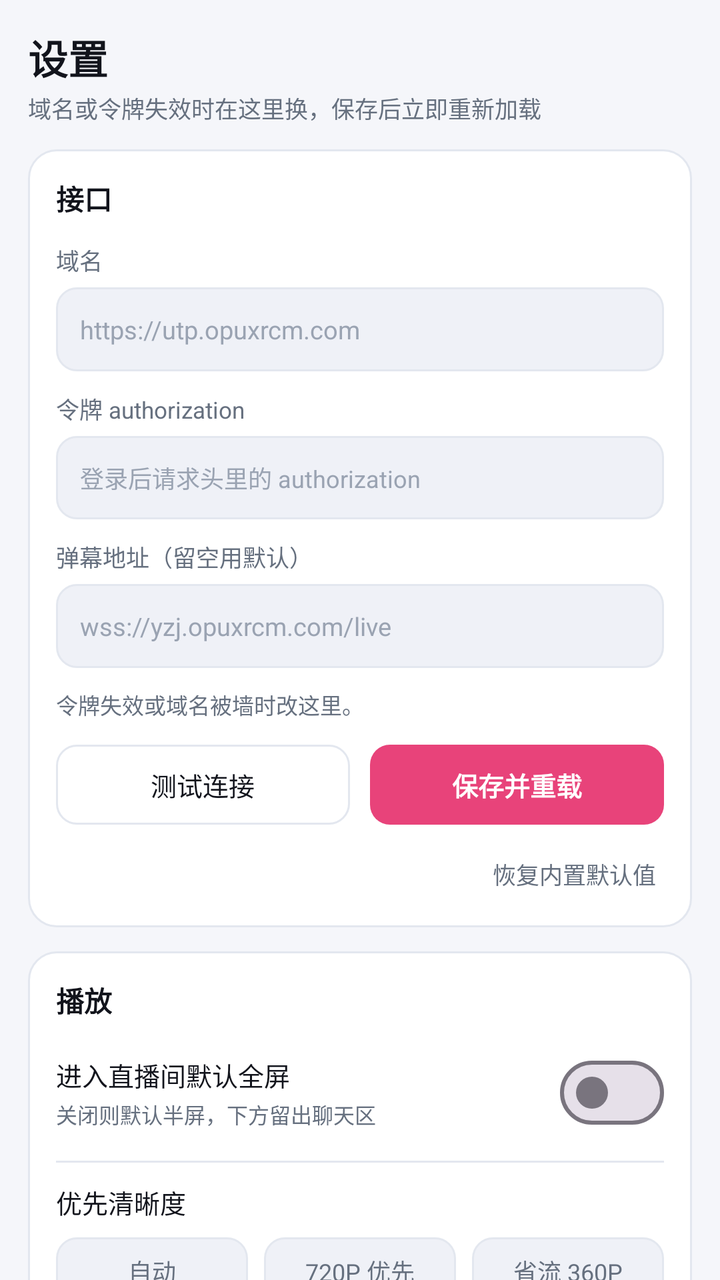
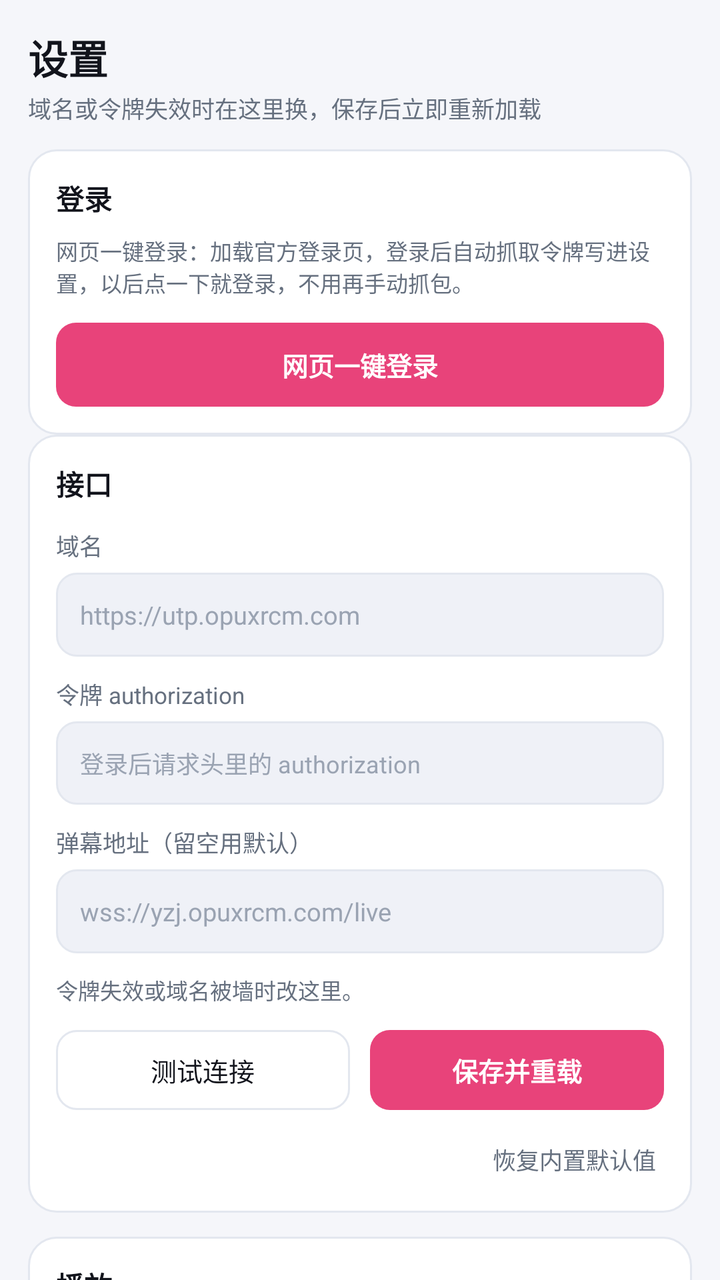

Two renders of the same Android screen: before a commit and after it. Below are the layout's source before the change and the commit's diff.
<!-- AndroidManifest.xml: application theme Theme.JJLive -->
<!-- res/layout/page_settings.xml -->
<?xml version="1.0" encoding="utf-8"?>
<ScrollView xmlns:android="http://schemas.android.com/apk/res/android"
    xmlns:app="http://schemas.android.com/apk/res-auto"
    android:layout_width="match_parent"
    android:layout_height="match_parent"
    android:background="@color/bg"
    android:fillViewport="true"
    android:scrollbars="none">

    <LinearLayout
        android:layout_width="match_parent"
        android:layout_height="wrap_content"
        android:orientation="vertical"
        android:paddingLeft="14dp"
        android:paddingTop="14dp"
        android:paddingRight="14dp"
        android:paddingBottom="24dp">

        <TextView
            android:layout_width="wrap_content"
            android:layout_height="wrap_content"
            android:text="设置"
            android:textColor="@color/text_primary"
            android:textSize="20sp"
            android:textStyle="bold" />

        <TextView
            android:layout_width="wrap_content"
            android:layout_height="wrap_content"
            android:layout_marginTop="2dp"
            android:layout_marginBottom="12dp"
            android:text="域名或令牌失效时在这里换，保存后立即重新加载"
            android:textColor="@color/text_secondary"
            android:textSize="11.5sp" />

        
        <LinearLayout
            android:layout_width="match_parent"
            android:layout_height="wrap_content"
            android:background="@drawable/bg_card"
            android:orientation="vertical"
            android:padding="14dp">

            <TextView
                android:layout_width="wrap_content"
                android:layout_height="wrap_content"
                android:text="接口"
                android:textColor="@color/text_primary"
                android:textSize="14sp"
                android:textStyle="bold" />

            <TextView
                android:layout_width="wrap_content"
                android:layout_height="wrap_content"
                android:layout_marginTop="12dp"
                android:text="域名"
                android:textColor="@color/text_secondary"
                android:textSize="11.5sp" />

            <EditText
                android:id="@+id/etHost"
                android:layout_width="match_parent"
                android:layout_height="42dp"
                android:layout_marginTop="5dp"
                android:background="@drawable/bg_field"
                android:hint="https://utp.opuxrcm.com"
                android:inputType="textUri"
                android:paddingLeft="12dp"
                android:paddingRight="12dp"
                android:singleLine="true"
                android:textColor="@color/text_primary"
                android:textColorHint="@color/text_hint"
                android:textSize="12.5sp" />

            <TextView
                android:layout_width="wrap_content"
                android:layout_height="wrap_content"
                android:layout_marginTop="10dp"
                android:text="令牌 authorization"
                android:textColor="@color/text_secondary"
                android:textSize="11.5sp" />

            <EditText
                android:id="@+id/etToken"
                android:layout_width="match_parent"
                android:layout_height="wrap_content"
                android:layout_marginTop="5dp"
                android:background="@drawable/bg_field"
                android:hint="登录后请求头里的 authorization"
                android:inputType="text"
                android:maxLines="3"
                android:minLines="2"
                android:padding="12dp"
                android:textColor="@color/text_primary"
                android:textColorHint="@color/text_hint"
                android:textIsSelectable="true"
                android:textSize="12sp" />

            <TextView
                android:layout_width="wrap_content"
                android:layout_height="wrap_content"
                android:layout_marginTop="10dp"
                android:text="弹幕地址（留空用默认）"
                android:textColor="@color/text_secondary"
                android:textSize="11.5sp" />

            <EditText
                android:id="@+id/etIm"
                android:layout_width="match_parent"
                android:layout_height="42dp"
                android:layout_marginTop="5dp"
                android:background="@drawable/bg_field"
                android:hint="wss://yzj.opuxrcm.com/live"
                android:inputType="textUri"
                android:paddingLeft="12dp"
                android:paddingRight="12dp"
                android:singleLine="true"
                android:textColor="@color/text_primary"
                android:textColorHint="@color/text_hint"
                android:textSize="12.5sp" />

            <TextView
                android:id="@+id/tvTip"
                android:layout_width="match_parent"
                android:layout_height="wrap_content"
                android:layout_marginTop="10dp"
                android:lineSpacingExtra="2dp"
                android:text="令牌失效或域名被墙时改这里。"
                android:textColor="@color/text_secondary"
                android:textSize="11sp" />

            <LinearLayout
                android:layout_width="match_parent"
                android:layout_height="wrap_content"
                android:layout_marginTop="12dp"
                android:orientation="horizontal">

                <TextView
                    android:id="@+id/btnTest"
                    android:layout_width="0dp"
                    android:layout_height="40dp"
                    android:layout_weight="1"
                    android:background="@drawable/bg_btn_ghost"
                    android:gravity="center"
                    android:text="测试连接"
                    android:textColor="@color/text_primary"
                    android:textSize="13sp" />

                <TextView
                    android:id="@+id/btnSave"
                    android:layout_width="0dp"
                    android:layout_height="40dp"
                    android:layout_marginLeft="10dp"
                    android:layout_weight="1"
                    android:background="@drawable/bg_btn_accent"
                    android:gravity="center"
                    android:text="保存并重载"
                    android:textColor="@color/accent_ink"
                    android:textSize="13sp"
                    android:textStyle="bold" />
            </LinearLayout>

            <TextView
                android:id="@+id/btnReset"
                android:layout_width="wrap_content"
                android:layout_height="wrap_content"
                android:layout_gravity="end"
                android:layout_marginTop="12dp"
                android:padding="4dp"
                android:text="恢复内置默认值"
                android:textColor="@color/text_secondary"
                android:textSize="11.5sp" />
        </LinearLayout>

        
        <LinearLayout
            android:layout_width="match_parent"
            android:layout_height="wrap_content"
            android:layout_marginTop="12dp"
            android:background="@drawable/bg_card"
            android:orientation="vertical"
            android:padding="14dp">

            <TextView
                android:layout_width="wrap_content"
                android:layout_height="wrap_content"
                android:text="播放"
                android:textColor="@color/text_primary"
                android:textSize="14sp"
                android:textStyle="bold" />

            <LinearLayout
                android:layout_width="match_parent"
                android:layout_height="wrap_content"
                android:layout_marginTop="12dp"
                android:gravity="center_vertical"
                android:orientation="horizontal">

                <LinearLayout
                    android:layout_width="0dp"
                    android:layout_height="wrap_content"
                    android:layout_weight="1"
                    android:orientation="vertical">

                    <TextView
                        android:layout_width="wrap_content"
                        android:layout_height="wrap_content"
                        android:text="进入直播间默认全屏"
                        android:textColor="@color/text_primary"
                        android:textSize="13sp" />

                    <TextView
                        android:layout_width="wrap_content"
                        android:layout_height="wrap_content"
                        android:layout_marginTop="2dp"
                        android:text="关闭则默认半屏，下方留出聊天区"
                        android:textColor="@color/text_secondary"
                        android:textSize="10.5sp" />
                </LinearLayout>

                <com.google.android.material.materialswitch.MaterialSwitch
                    android:id="@+id/swFull"
                    android:layout_width="wrap_content"
                    android:layout_height="wrap_content" />
            </LinearLayout>

            <View
                android:layout_width="match_parent"
                android:layout_height="1dp"
                android:layout_marginTop="10dp"
                android:background="@color/stroke" />

            <TextView
                android:layout_width="wrap_content"
                android:layout_height="wrap_content"
                android:layout_marginTop="10dp"
                android:text="优先清晰度"
                android:textColor="@color/text_primary"
                android:textSize="13sp" />

            <LinearLayout
                android:id="@+id/qualityGroup"
                android:layout_width="match_parent"
                android:layout_height="wrap_content"
                android:layout_marginTop="8dp"
                android:orientation="horizontal">

                <TextView
                    android:id="@+id/qAuto"
                    android:layout_width="0dp"
                    android:layout_height="34dp"
                    android:layout_weight="1"
                    android:background="@drawable/bg_field"
                    android:gravity="center"
                    android:text="自动"
                    android:textColor="@color/text_secondary"
                    android:textSize="12sp" />

                <TextView
                    android:id="@+id/q720"
                    android:layout_width="0dp"
                    android:layout_height="34dp"
                    android:layout_marginLeft="8dp"
                    android:layout_weight="1"
                    android:background="@drawable/bg_field"
                    android:gravity="center"
                    android:text="720P 优先"
                    android:textColor="@color/text_secondary"
                    android:textSize="12sp" />

                <TextView
                    android:id="@+id/q360"
                    android:layout_width="0dp"
                    android:layout_height="34dp"
                    android:layout_marginLeft="8dp"
                    android:layout_weight="1"
                    android:background="@drawable/bg_field"
                    android:gravity="center"
                    android:text="省流 360P"
                    android:textColor="@color/text_secondary"
                    android:textSize="12sp" />
            </LinearLayout>

            <View
                android:layout_width="match_parent"
                android:layout_height="1dp"
                android:layout_marginTop="14dp"
                android:background="@color/stroke" />

            <LinearLayout
                android:layout_width="match_parent"
                android:layout_height="wrap_content"
                android:layout_marginTop="12dp"
                android:gravity="center_vertical"
                android:orientation="horizontal">

                <LinearLayout
                    android:layout_width="0dp"
                    android:layout_height="wrap_content"
                    android:layout_weight="1"
                    android:orientation="vertical">

                    <TextView
                        android:layout_width="wrap_content"
                        android:layout_height="wrap_content"
                        android:text="过滤广告 / 游戏直播间"
                        android:textColor="@color/text_primary"
                        android:textSize="13sp" />

                    <TextView
                        android:layout_width="wrap_content"
                        android:layout_height="wrap_content"
                        android:layout_marginTop="2dp"
                        android:text="按 anchorType 与名称关键词过滤"
                        android:textColor="@color/text_secondary"
                        android:textSize="10.5sp" />
                </LinearLayout>

                <com.google.android.material.materialswitch.MaterialSwitch
                    android:id="@+id/swFilter"
                    android:layout_width="wrap_content"
                    android:layout_height="wrap_content" />
            </LinearLayout>
        </LinearLayout>

        
        <LinearLayout
            android:layout_width="match_parent"
            android:layout_height="wrap_content"
            android:layout_marginTop="12dp"
            android:background="@drawable/bg_card"
            android:orientation="vertical"
            android:padding="14dp">

            <TextView
                android:layout_width="wrap_content"
                android:layout_height="wrap_content"
                android:text="关于"
                android:textColor="@color/text_primary"
                android:textSize="14sp"
                android:textStyle="bold" />

            <TextView
                android:id="@+id/tvVersion"
                android:layout_width="match_parent"
                android:layout_height="wrap_content"
                android:layout_marginTop="10dp"
                android:textColor="@color/text_secondary"
                android:textSize="11.5sp" />

            <TextView
                android:layout_width="match_parent"
                android:layout_height="wrap_content"
                android:layout_marginTop="6dp"
                android:lineSpacingExtra="3dp"
                android:text="原生 MediaCodec 硬解 · 自研 FLV 解封装 · 无第三方播放 SDK。界面跟随系统深色模式，播放页固定深色。"
                android:textColor="@color/text_secondary"
                android:textSize="11sp" />
        </LinearLayout>

    </LinearLayout>
</ScrollView>
<!-- resources referenced by this layout -->
<resources>
  <color name="accent_ink">#FFFFFFFF</color>
  <color name="bg">#FFF5F6FA</color>
  <color name="stroke">#FFE3E7EF</color>
  <color name="text_hint">#FF9AA3B2</color>
  <color name="text_primary">#FF12141C</color>
  <color name="text_secondary">#FF66707F</color>
  <!-- drawable bg_btn_accent (drawable) -->
  <?xml version="1.0" encoding="utf-8"?>
  <shape xmlns:android="http://schemas.android.com/apk/res/android"
      android:shape="rectangle">
      <solid android:color="@color/accent" />
      <corners android:radius="10dp" />
  </shape>
  <!-- drawable bg_btn_ghost (drawable) -->
  <?xml version="1.0" encoding="utf-8"?>
  <shape xmlns:android="http://schemas.android.com/apk/res/android"
      android:shape="rectangle">
      <solid android:color="@android:color/transparent" />
      <corners android:radius="10dp" />
      <stroke
          android:width="1dp"
          android:color="@color/stroke" />
  </shape>
  <!-- drawable bg_card (drawable) -->
  <?xml version="1.0" encoding="utf-8"?>
  <shape xmlns:android="http://schemas.android.com/apk/res/android"
      android:shape="rectangle">
      <solid android:color="@color/surface" />
      <corners android:radius="14dp" />
      <stroke
          android:width="1dp"
          android:color="@color/stroke" />
  </shape>
  <!-- drawable bg_field (drawable) -->
  <?xml version="1.0" encoding="utf-8"?>
  <shape xmlns:android="http://schemas.android.com/apk/res/android"
      android:shape="rectangle">
      <solid android:color="@color/surface_alt" />
      <corners android:radius="10dp" />
      <stroke
          android:width="1dp"
          android:color="@color/stroke" />
  </shape>
  <style name="Theme.JJLive" parent="Theme.Material3.DayNight.NoActionBar">
          <item name="android:statusBarColor">@color/bg</item>
          <item name="android:navigationBarColor">@color/nav_bar</item>
          <item name="android:windowBackground">@color/bg</item>
          <item name="android:windowLightStatusBar" tools:targetApi="m">@bool/light_system_bar</item>
          <item name="android:windowLightNavigationBar" tools:targetApi="o_mr1">@bool/light_system_bar</item>
  
          <item name="colorPrimary">@color/accent</item>
          <item name="colorOnPrimary">@color/accent_ink</item>
          <item name="colorSurface">@color/surface</item>
          <item name="colorOnSurface">@color/text_primary</item>
          <item name="android:textColorPrimary">@color/text_primary</item>
          <item name="android:textColorSecondary">@color/text_secondary</item>
          <item name="android:textColorHint">@color/text_hint</item>
      </style>
  <color name="accent">#FFE8437A</color>
  <color name="surface">#FFFFFFFF</color>
  <color name="surface_alt">#FFEFF1F7</color>
  <color name="nav_bar">#FFFFFFFF</color>
</resources>

<!-- the commit's change to res/layout/page_settings.xml (unified diff, before → after) -->
@@ -44,6 +44,43 @@
             <TextView
                 android:layout_width="wrap_content"
                 android:layout_height="wrap_content"
+                android:text="登录"
+                android:textColor="@color/text_primary"
+                android:textSize="14sp"
+                android:textStyle="bold" />
+
+            <TextView
+                android:layout_width="wrap_content"
+                android:layout_height="wrap_content"
+                android:layout_marginTop="8dp"
+                android:text="网页一键登录：加载官方登录页，登录后自动抓取令牌写进设置，以后点一下就登录，不用再手动抓包。"
+                android:textColor="@color/text_secondary"
+                android:textSize="11sp" />
+
+            <TextView
+                android:id="@+id/btnWebLogin"
+                android:layout_width="match_parent"
+                android:layout_height="42dp"
+                android:layout_marginTop="12dp"
+                android:background="@drawable/bg_btn_accent"
+                android:gravity="center"
+                android:text="网页一键登录"
+                android:textColor="@color/accent_ink"
+                android:textSize="13sp"
+                android:textStyle="bold" />
+        </LinearLayout>
+
+        
+        <LinearLayout
+            android:layout_width="match_parent"
+            android:layout_height="wrap_content"
+            android:background="@drawable/bg_card"
+            android:orientation="vertical"
+            android:padding="14dp">
+
+            <TextView
+                android:layout_width="wrap_content"
+                android:layout_height="wrap_content"
                 android:text="接口"
                 android:textColor="@color/text_primary"
                 android:textSize="14sp"
